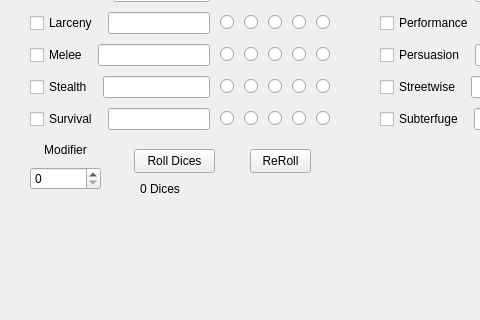
First picture: the form in mainwindow.ui, repository Pkow1999/Vampire-The-Masquerade-V5-Character-Sheet, before the edit; both pictures show x 0 to 480 and y 340 to 660 of the 1101 by 660 pixel window.
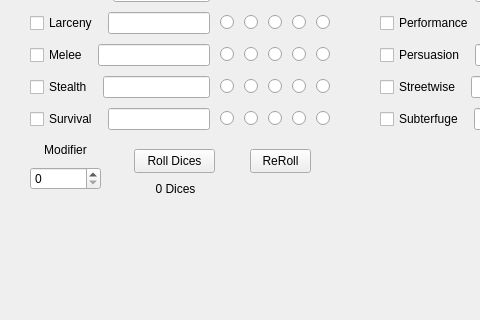
Second picture: the form after the edit.

The edit to the form file:
```diff
--- a/mainwindow.ui
+++ b/mainwindow.ui
@@ -3522,6 +3522,9 @@
     <property name="text">
      <string>0 Dices</string>
     </property>
+    <property name="alignment">
+     <set>Qt::AlignCenter</set>
+    </property>
    </widget>
    <widget class="QWidget" name="verticalLayoutWidget_2">
     <property name="geometry">
```
Left out of the diff: 207 changed lines with no effect on the pictures.
